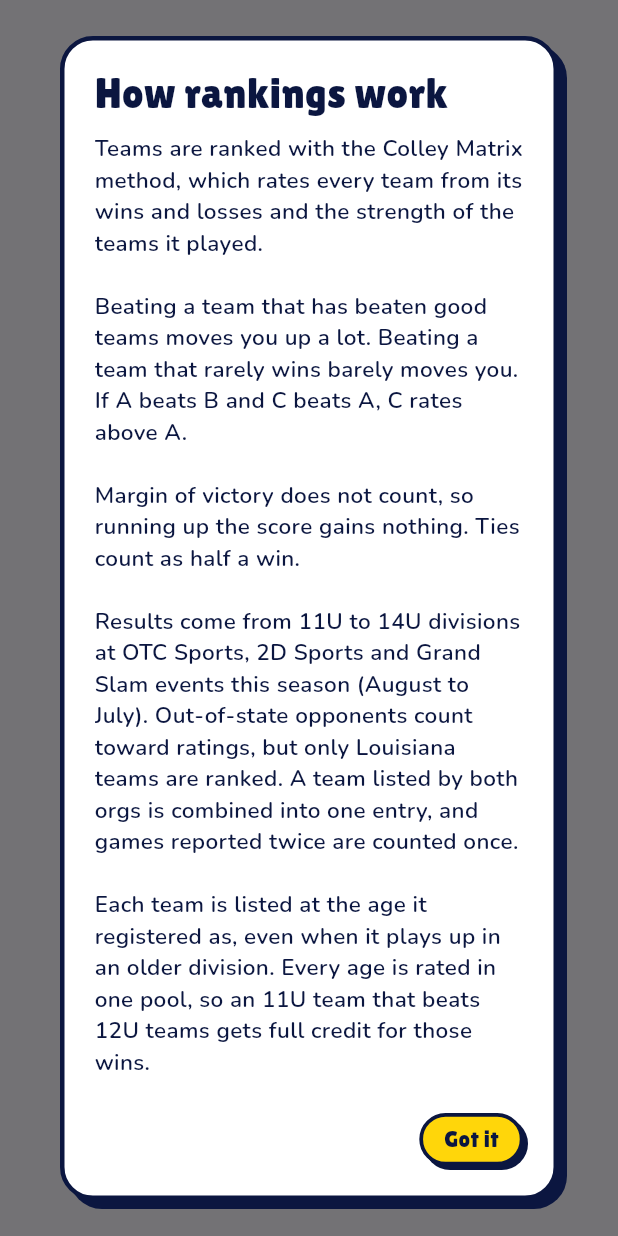
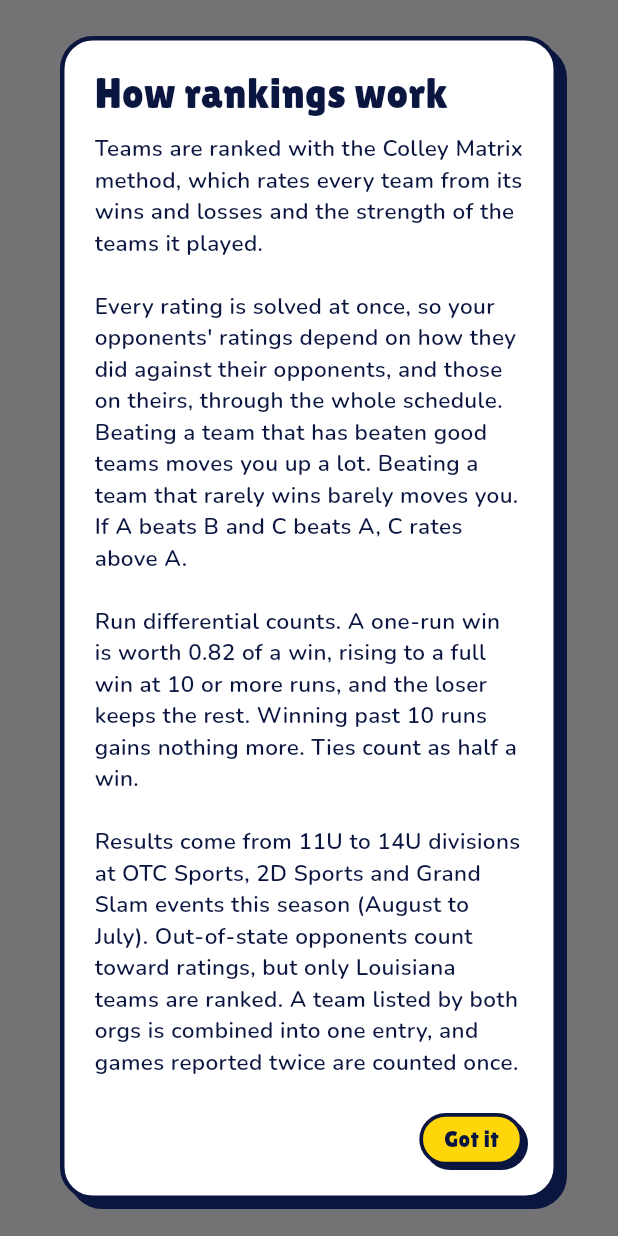
Before and after one commit to jfreema/TeamRank, a Flutter app: what showAboutRankings() shows on an empty page, opened directly, on a phone screen of 412 x 824 dp. Run offline on Flutter 3.47's test engine with Material 3 defaults, Android fonts, the phone set to English and light mode, and no system bars; our stand-ins replace cloud_firestore, firebase_auth, firebase_core; accounts and stored records are empty; network calls fail.

Commit message:
Count run differential, add Grand Slam, and match teams across age labels
- A win is worth 0.82 for one run up to a full win at 10+ runs
- Grand Slam source: Louisiana events plus Louisiana teams' games at
  Grand Slam events elsewhere (event IDs are walked since the site has no
  past-events list)
- Listings from different orgs may differ by one year of age class
  (Grand Slam's '13 & Under' vs OTC's 12U) and still merge; Class B/C go
  with AA

Co-Authored-By: Claude Opus 5.5 (1M context) <noreply@anthropic.com>
Claude-Session: https://claude.ai/code/session_01S3cJdbvM3xhNdYghrNvuwr

```diff
--- a/app/lib/screens/rankings_screen.dart
+++ b/app/lib/screens/rankings_screen.dart
@@ -383,11 +383,14 @@ void showAboutRankings(BuildContext context) {
                   child: Text(
                     'Teams are ranked with the Colley Matrix method, which rates every team '
                     'from its wins and losses and the strength of the teams it played.\n\n'
-                    'Beating a team that has beaten good teams moves you up a lot. Beating a '
-                    'team that rarely wins barely moves you. If A beats B and C beats A, C '
-                    'rates above A.\n\n'
-                    'Margin of victory does not count, so running up the score gains nothing. '
-                    'Ties count as half a win.\n\n'
+                    'Every rating is solved at once, so your opponents\' ratings depend on '
+                    'how they did against their opponents, and those on theirs, through the '
+                    'whole schedule. Beating a team that has beaten good teams moves you up a '
+                    'lot. Beating a team that rarely wins barely moves you. If A beats B and '
+                    'C beats A, C rates above A.\n\n'
+                    'Run differential counts. A one-run win is worth 0.82 of a win, rising '
+                    'to a full win at 10 or more runs, and the loser keeps the rest. Winning '
+                    'past 10 runs gains nothing more. Ties count as half a win.\n\n'
                     'Results come from 11U to 14U divisions at OTC Sports, 2D Sports and '
                     'Grand Slam events this season (August to July). Out-of-state opponents count '
                     'toward ratings, but only Louisiana teams are ranked. A team '
```
Also changed, not shown: pipeline/lib/src/identity.dart (+13 -1 lines), 4 other files.
